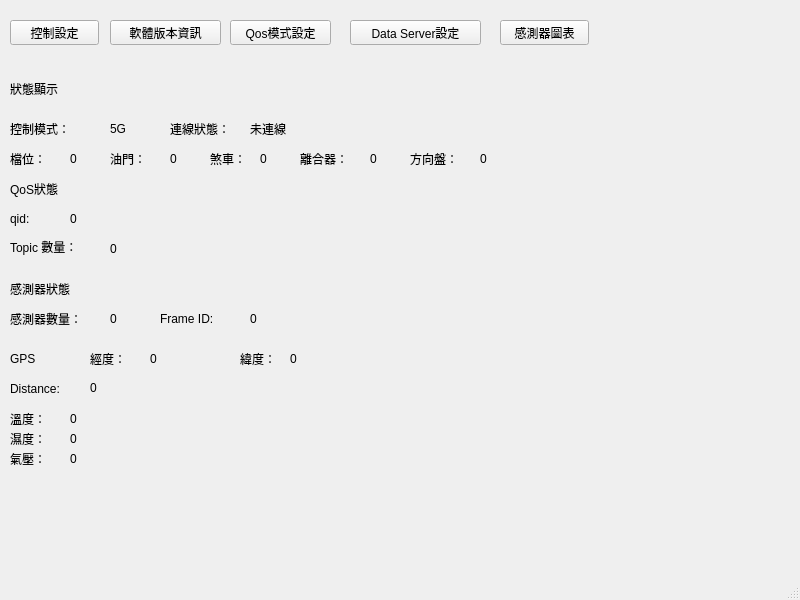
Old version of the form src/mainwindow.ui in the repository cocobird231/RV1-gui.
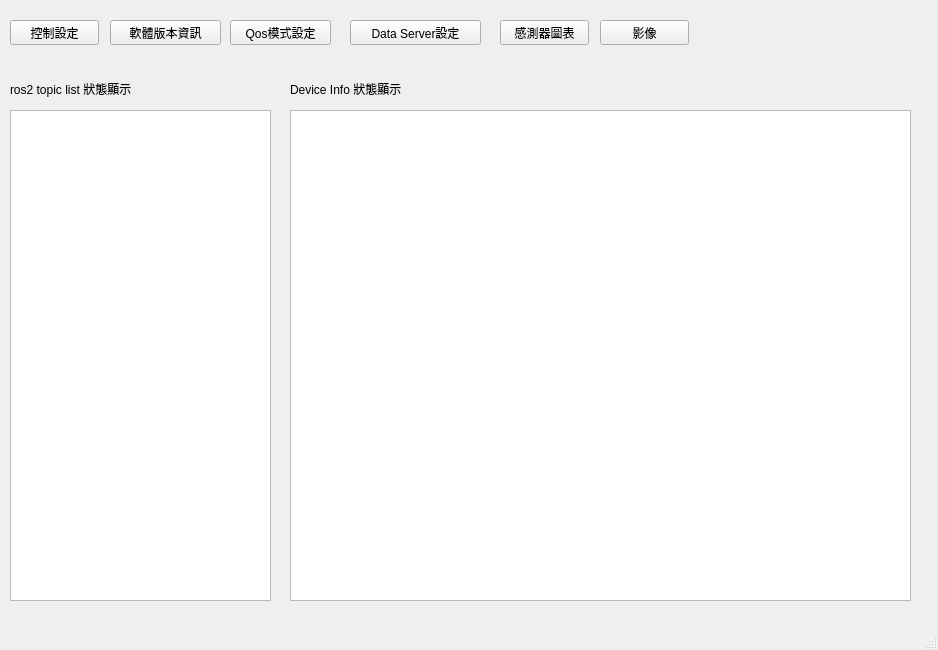
New version of the form.

Commit message: image display and mainwindow information change and delay check online device

Diff of the .ui file:
```diff
--- a/src/mainwindow.ui
+++ b/src/mainwindow.ui
@@ -6,8 +6,8 @@
    <rect>
     <x>0</x>
     <y>0</y>
-    <width>800</width>
-    <height>600</height>
+    <width>938</width>
+    <height>650</height>
    </rect>
   </property>
   <property name="windowTitle">
@@ -71,493 +71,12 @@
      <rect>
       <x>10</x>
       <y>80</y>
-      <width>67</width>
+      <width>171</width>
       <height>17</height>
      </rect>
     </property>
     <property name="text">
-     <string>狀態顯示</string>
-    </property>
-   </widget>
-   <widget class="QLabel" name="label_2">
-    <property name="geometry">
-     <rect>
-      <x>10</x>
-      <y>120</y>
-      <width>91</width>
-      <height>17</height>
-     </rect>
-    </property>
-    <property name="text">
-     <string>控制模式：</string>
-    </property>
-   </widget>
-   <widget class="QLabel" name="label_3">
-    <property name="geometry">
-     <rect>
-      <x>110</x>
-      <y>120</y>
-      <width>61</width>
-      <height>17</height>
-     </rect>
-    </property>
-    <property name="text">
-     <string>5G</string>
-    </property>
-   </widget>
-   <widget class="QLabel" name="label_4">
-    <property name="geometry">
-     <rect>
-      <x>170</x>
-      <y>120</y>
-      <width>91</width>
-      <height>17</height>
-     </rect>
-    </property>
-    <property name="text">
-     <string>連線狀態：</string>
-    </property>
-   </widget>
-   <widget class="QLabel" name="label_5">
-    <property name="geometry">
-     <rect>
-      <x>250</x>
-      <y>120</y>
-      <width>67</width>
-      <height>17</height>
-     </rect>
-    </property>
-    <property name="text">
-     <string>未連線</string>
-    </property>
-   </widget>
-   <widget class="QLabel" name="label_6">
-    <property name="geometry">
-     <rect>
-      <x>10</x>
-      <y>180</y>
-      <width>67</width>
-      <height>17</height>
-     </rect>
-    </property>
-    <property name="text">
-     <string>QoS狀態</string>
-    </property>
-   </widget>
-   <widget class="QLabel" name="label_7">
-    <property name="geometry">
-     <rect>
-      <x>10</x>
-      <y>210</y>
-      <width>67</width>
-      <height>17</height>
-     </rect>
-    </property>
-    <property name="text">
-     <string>qid:</string>
-    </property>
-   </widget>
-   <widget class="QLabel" name="label_8">
-    <property name="geometry">
-     <rect>
-      <x>70</x>
-      <y>210</y>
-      <width>67</width>
-      <height>17</height>
-     </rect>
-    </property>
-    <property name="text">
-     <string>0</string>
-    </property>
-   </widget>
-   <widget class="QLabel" name="label_9">
-    <property name="geometry">
-     <rect>
-      <x>10</x>
-      <y>237</y>
-      <width>91</width>
-      <height>20</height>
-     </rect>
-    </property>
-    <property name="text">
-     <string>Topic 數量：</string>
-    </property>
-   </widget>
-   <widget class="QLabel" name="label_10">
-    <property name="geometry">
-     <rect>
-      <x>110</x>
-      <y>240</y>
-      <width>41</width>
-      <height>17</height>
-     </rect>
-    </property>
-    <property name="text">
-     <string>0</string>
-    </property>
-   </widget>
-   <widget class="QLabel" name="label_11">
-    <property name="geometry">
-     <rect>
-      <x>10</x>
-      <y>280</y>
-      <width>91</width>
-      <height>17</height>
-     </rect>
-    </property>
-    <property name="text">
-     <string>感測器狀態</string>
-    </property>
-   </widget>
-   <widget class="QLabel" name="label_12">
-    <property name="geometry">
-     <rect>
-      <x>10</x>
-      <y>310</y>
-      <width>91</width>
-      <height>17</height>
-     </rect>
-    </property>
-    <property name="text">
-     <string>感測器數量：</string>
-    </property>
-   </widget>
-   <widget class="QLabel" name="label_13">
-    <property name="geometry">
-     <rect>
-      <x>110</x>
-      <y>310</y>
-      <width>67</width>
-      <height>17</height>
-     </rect>
-    </property>
-    <property name="text">
-     <string>0</string>
-    </property>
-   </widget>
-   <widget class="QLabel" name="label_14">
-    <property name="geometry">
-     <rect>
-      <x>160</x>
-      <y>310</y>
-      <width>67</width>
-      <height>17</height>
-     </rect>
-    </property>
-    <property name="text">
-     <string>Frame ID:</string>
-    </property>
-   </widget>
-   <widget class="QLabel" name="label_15">
-    <property name="geometry">
-     <rect>
-      <x>250</x>
-      <y>310</y>
-      <width>67</width>
-      <height>17</height>
-     </rect>
-    </property>
-    <property name="text">
-     <string>0</string>
-    </property>
-   </widget>
-   <widget class="QLabel" name="label_16">
-    <property name="geometry">
-     <rect>
-      <x>10</x>
-      <y>350</y>
-      <width>67</width>
-      <height>17</height>
-     </rect>
-    </property>
-    <property name="text">
-     <string>GPS</string>
-    </property>
-   </widget>
-   <widget class="QLabel" name="label_17">
-    <property name="geometry">
-     <rect>
-      <x>90</x>
-      <y>350</y>
-      <width>67</width>
-      <height>17</height>
-     </rect>
-    </property>
-    <property name="text">
-     <string>經度：</string>
-    </property>
-   </widget>
-   <widget class="QLabel" name="label_18">
-    <property name="geometry">
-     <rect>
-      <x>240</x>
-      <y>350</y>
-      <width>67</width>
-      <height>17</height>
-     </rect>
-    </property>
-    <property name="text">
-     <string>緯度：</string>
-    </property>
-   </widget>
-   <widget class="QLabel" name="label_19">
-    <property name="geometry">
-     <rect>
-      <x>150</x>
-      <y>350</y>
-      <width>67</width>
-      <height>17</height>
-     </rect>
-    </property>
-    <property name="text">
-     <string>0</string>
-    </property>
-   </widget>
-   <widget class="QLabel" name="label_20">
-    <property name="geometry">
-     <rect>
-      <x>290</x>
-      <y>350</y>
-      <width>67</width>
-      <height>17</height>
-     </rect>
-    </property>
-    <property name="text">
-     <string>0</string>
-    </property>
-   </widget>
-   <widget class="QLabel" name="label_21">
-    <property name="geometry">
-     <rect>
-      <x>10</x>
-      <y>380</y>
-      <width>67</width>
-      <height>17</height>
-     </rect>
-    </property>
-    <property name="text">
-     <string>Distance:</string>
-    </property>
-   </widget>
-   <widget class="QLabel" name="label_22">
-    <property name="geometry">
-     <rect>
-      <x>90</x>
-      <y>380</y>
-      <width>67</width>
-      <height>16</height>
-     </rect>
-    </property>
-    <property name="text">
-     <string>0</string>
-    </property>
-   </widget>
-   <widget class="QLabel" name="label_23">
-    <property name="geometry">
-     <rect>
-      <x>10</x>
-      <y>410</y>
-      <width>67</width>
-      <height>17</height>
-     </rect>
-    </property>
-    <property name="text">
-     <string>溫度：</string>
-    </property>
-   </widget>
-   <widget class="QLabel" name="label_24">
-    <property name="geometry">
-     <rect>
-      <x>70</x>
-      <y>410</y>
-      <width>67</width>
-      <height>17</height>
-     </rect>
-    </property>
-    <property name="text">
-     <string>0</string>
-    </property>
-   </widget>
-   <widget class="QLabel" name="label_25">
-    <property name="geometry">
-     <rect>
-      <x>10</x>
-      <y>430</y>
-      <width>67</width>
-      <height>17</height>
-     </rect>
-    </property>
-    <property name="text">
-     <string>濕度：</string>
-    </property>
-   </widget>
-   <widget class="QLabel" name="label_26">
-    <property name="geometry">
-     <rect>
-      <x>70</x>
-      <y>430</y>
-      <width>67</width>
-      <height>17</height>
-     </rect>
-    </property>
-    <property name="text">
-     <string>0</string>
-    </property>
-   </widget>
-   <widget class="QLabel" name="label_27">
-    <property name="geometry">
-     <rect>
-      <x>10</x>
-      <y>450</y>
-      <width>67</width>
-      <height>17</height>
-     </rect>
-    </property>
-    <property name="text">
-     <string>氣壓：</string>
-    </property>
-   </widget>
-   <widget class="QLabel" name="label_28">
-    <property name="geometry">
-     <rect>
-      <x>70</x>
-      <y>450</y>
-      <width>67</width>
-      <height>17</height>
-     </rect>
-    </property>
-    <property name="text">
-     <string>0</string>
-    </property>
-   </widget>
-   <widget class="QLabel" name="label_29">
-    <property name="geometry">
-     <rect>
-      <x>10</x>
-      <y>150</y>
-      <width>51</width>
-      <height>17</height>
-     </rect>
-    </property>
-    <property name="text">
-     <string>檔位：</string>
-    </property>
-   </widget>
-   <widget class="QLabel" name="label_30">
-    <property name="geometry">
-     <rect>
-      <x>70</x>
-      <y>150</y>
-      <width>31</width>
-      <height>17</height>
-     </rect>
-    </property>
-    <property name="text">
-     <string>0</string>
-    </property>
-   </widget>
-   <widget class="QLabel" name="label_31">
-    <property name="geometry">
-     <rect>
-      <x>110</x>
-      <y>150</y>
-      <width>51</width>
-      <height>17</height>
-     </rect>
-    </property>
-    <property name="text">
-     <string>油門：</string>
-    </property>
-   </widget>
-   <widget class="QLabel" name="label_32">
-    <property name="geometry">
-     <rect>
-      <x>170</x>
-      <y>150</y>
-      <width>31</width>
-      <height>17</height>
-     </rect>
-    </property>
-    <property name="text">
-     <string>0</string>
-    </property>
-   </widget>
-   <widget class="QLabel" name="label_33">
-    <property name="geometry">
-     <rect>
-      <x>210</x>
-      <y>150</y>
-      <width>51</width>
-      <height>17</height>
-     </rect>
-    </property>
-    <property name="text">
-     <string>煞車：</string>
-    </property>
-   </widget>
-   <widget class="QLabel" name="label_34">
-    <property name="geometry">
-     <rect>
-      <x>260</x>
-      <y>150</y>
-      <width>31</width>
-      <height>17</height>
-     </rect>
-    </property>
-    <property name="text">
-     <string>0</string>
-    </property>
-   </widget>
-   <widget class="QLabel" name="label_35">
-    <property name="geometry">
-     <rect>
-      <x>300</x>
-      <y>150</y>
-      <width>67</width>
-      <height>17</height>
-     </rect>
-    </property>
-    <property name="text">
-     <string>離合器：</string>
-    </property>
-   </widget>
-   <widget class="QLabel" name="label_36">
-    <property name="geometry">
-     <rect>
-      <x>370</x>
-      <y>150</y>
-      <width>21</width>
-      <height>17</height>
-     </rect>
-    </property>
-    <property name="text">
-     <string>0</string>
-    </property>
-   </widget>
-   <widget class="QLabel" name="label_37">
-    <property name="geometry">
-     <rect>
-      <x>410</x>
-      <y>150</y>
-      <width>67</width>
-      <height>17</height>
-     </rect>
-    </property>
-    <property name="text">
-     <string>方向盤：</string>
-    </property>
-   </widget>
-   <widget class="QLabel" name="label_38">
-    <property name="geometry">
-     <rect>
-      <x>480</x>
-      <y>150</y>
-      <width>41</width>
-      <height>17</height>
-     </rect>
-    </property>
-    <property name="text">
-     <string>0</string>
+     <string>ros2 topic list 狀態顯示</string>
     </property>
    </widget>
    <widget class="QPushButton" name="pushButton_5">
@@ -573,6 +92,52 @@
      <string>感測器圖表</string>
     </property>
    </widget>
+   <widget class="QTextBrowser" name="textBrowser">
+    <property name="geometry">
+     <rect>
+      <x>10</x>
+      <y>110</y>
+      <width>261</width>
+      <height>491</height>
+     </rect>
+    </property>
+   </widget>
+   <widget class="QTextBrowser" name="textBrowser_2">
+    <property name="geometry">
+     <rect>
+      <x>290</x>
+      <y>110</y>
+      <width>621</width>
+      <height>491</height>
+     </rect>
+    </property>
+   </widget>
+   <widget class="QLabel" name="label_2">
+    <property name="geometry">
+     <rect>
+      <x>290</x>
+      <y>80</y>
+      <width>171</width>
+      <height>17</height>
+     </rect>
+    </property>
+    <property name="text">
+     <string>Device Info 狀態顯示</string>
+    </property>
+   </widget>
+   <widget class="QPushButton" name="pushButton_6">
+    <property name="geometry">
+     <rect>
+      <x>600</x>
+      <y>20</y>
+      <width>89</width>
+      <height>25</height>
+     </rect>
+    </property>
+    <property name="text">
+     <string>影像</string>
+    </property>
+   </widget>
   </widget>
   <widget class="QMenuBar" name="menubar">
    <property name="geometry">
```
Left out of the diff: 4 changed lines with no effect on the pictures. The commit also changes 15 other files.
